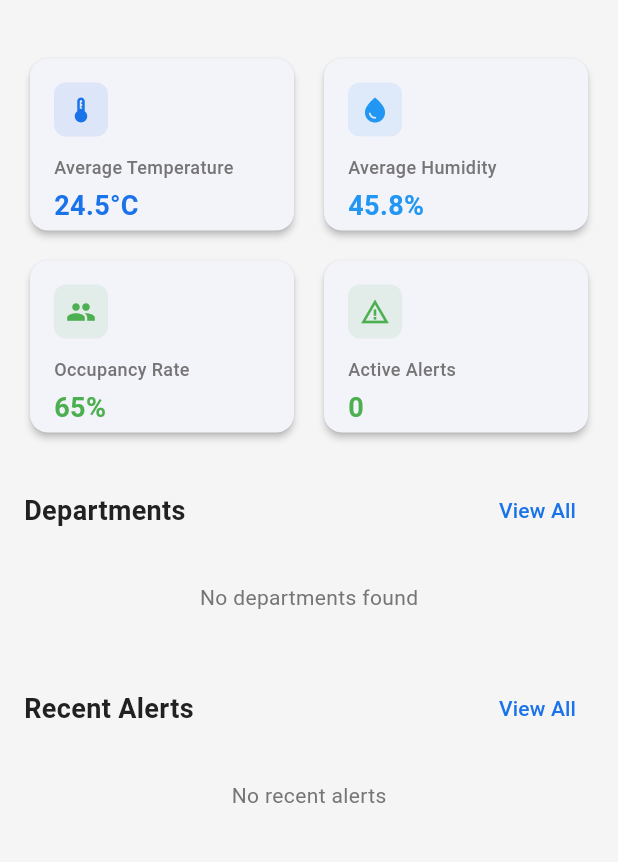
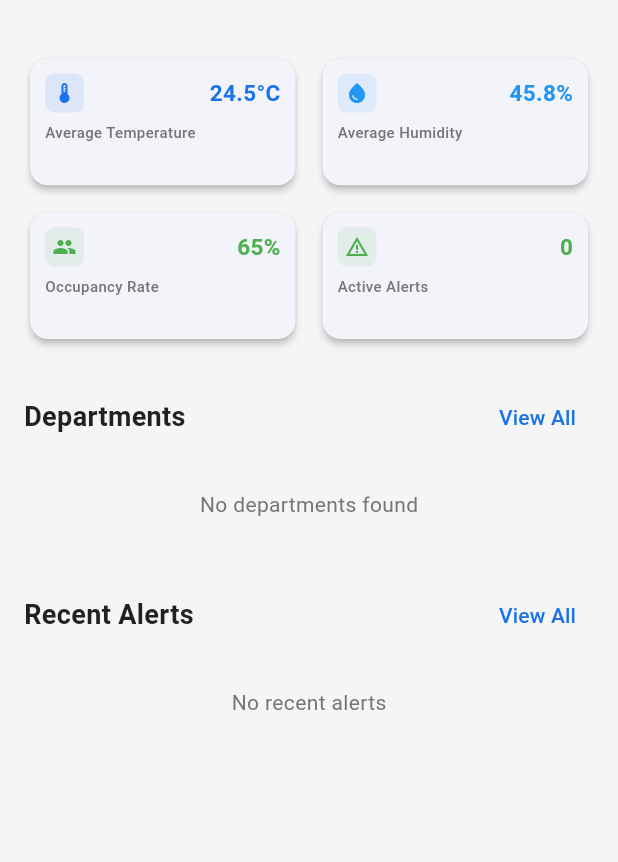
Before and after one commit to Aminebht/smart_school, a Flutter app: the DashboardScreen screen opened by its route, on a phone screen of 412 x 824 dp, the part 177-1039 px from its top. Run offline on Flutter 3.47's test engine with Material 3 defaults, Android fonts, the phone set to English and light mode, and no system bars; our stand-ins replace connectivity_plus, fl_chart, supabase_flutter, video_player; accounts and stored records are empty.

Commit message:
some UI fixs

```diff
--- a/lib/features/dashboard/widgets/stats_card.dart
+++ b/lib/features/dashboard/widgets/stats_card.dart
@@ -23,44 +23,51 @@ class StatsCard extends StatelessWidget {
         borderRadius: BorderRadius.circular(12),
       ),
       child: Padding(
-        padding: const EdgeInsets.all(16),
+        padding: const EdgeInsets.all(10), // Further reduced padding
         child: Column(
+          mainAxisSize: MainAxisSize.min,
           crossAxisAlignment: CrossAxisAlignment.start,
           children: [
-            // Icon
+            // Icon and Value in a row to save vertical space
+            Row(
+              children: [
                 Container(
-              padding: const EdgeInsets.all(8),
+                  padding: const EdgeInsets.all(5), // Further reduced padding
                   decoration: BoxDecoration(
                     color: color.withOpacity(0.1),
-                borderRadius: BorderRadius.circular(8),
+                    borderRadius: BorderRadius.circular(6),
                   ),
                   child: Icon(
                     icon,
                     color: color,
-                size: 20,
+                    size: 16, // Smaller icon
                   ),
                 ),
-            const SizedBox(height: 12),
+                const Spacer(),
+                Text(
+                  value,
+                  style: TextStyle(
+                    fontSize: 15, // Slightly smaller font
+                    fontWeight: FontWeight.bold,
+                    color: color,
+                  ),
+                  maxLines: 1,
+                  overflow: TextOverflow.ellipsis,
+                ),
+              ],
+            ),
+            const SizedBox(height: 6), // Reduced spacing
 
             // Title
             Text(
               title,
               style: const TextStyle(
-                fontSize: 12,
+                fontSize: 10, // Further reduced font size
                 fontWeight: FontWeight.w500,
                 color: AppColors.textSecondary,
               ),
-            ),
-            const SizedBox(height: 4),
-
-            // Value
-            Text(
-              value,
-              style: TextStyle(
-                fontSize: 18,
-                fontWeight: FontWeight.bold,
-                color: color,
-              ),
+              maxLines: 1,
+              overflow: TextOverflow.ellipsis,
             ),
           ],
         ),
@@ -81,11 +88,11 @@ class StatsCardGrid extends StatelessWidget {
   Widget build(BuildContext context) {
     return GridView.count(
       crossAxisCount: 2,
-      childAspectRatio: 1.5,
+      childAspectRatio: 2.0, // Increased to allow more width than height
       shrinkWrap: true,
       physics: const NeverScrollableScrollPhysics(),
-      crossAxisSpacing: 12,
-      mainAxisSpacing: 12,
+      crossAxisSpacing: 10, // Reduced spacing
+      mainAxisSpacing: 10, // Reduced spacing
       padding: const EdgeInsets.symmetric(horizontal: 16),
       children: [
         if (stats.containsKey('average_temperature'))
```
Also changed, not shown: lib/features/classroom/widgets/sensor_status_card.dart (+17 -5 lines). Lines whose indentation alone changed are shown as unchanged.
